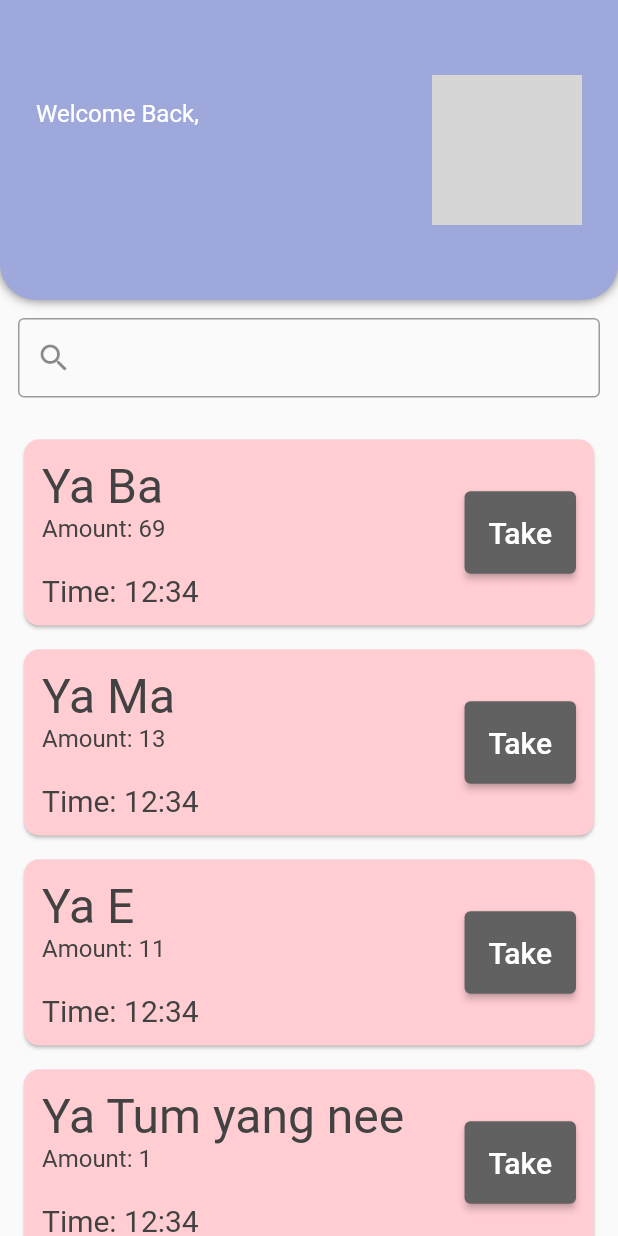
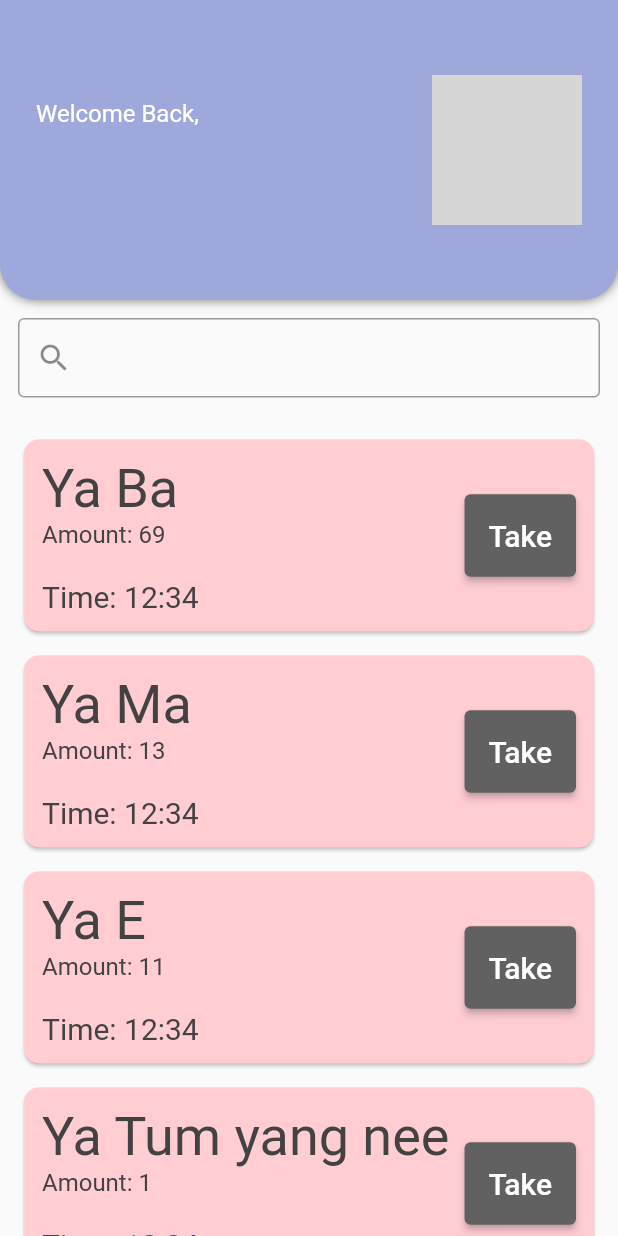
Before and after one commit to Panichito/Overdose-Software, a Flutter app: the HomePage screen opened directly, on a phone screen of 412 x 824 dp. Run offline on Flutter 3.47's test engine with Material 2 defaults, Android fonts, the phone set to English and light mode, and no system bars; drawn by our look-alikes of searchfield; our stand-ins replace email_validator, shared_preferences; accounts and stored records are empty; network calls fail; grey boxes are pictures that could not be loaded.

Commit message:
Fix overflow text

```diff
--- a/app/lib/pages/home.dart
+++ b/app/lib/pages/home.dart
@@ -65,10 +65,11 @@ class _HomePageState extends State<HomePage> {
         child: Row(
           mainAxisAlignment: MainAxisAlignment.spaceBetween,
           children: [
-            Column(
+            Expanded(
+                child: Column(
                   crossAxisAlignment: CrossAxisAlignment.start,
                   children: [
-                Text(schedule.medicine, style: TextStyle(fontSize: 32.0, color: Colors.grey[800])),
+                    Text(schedule.medicine, style: TextStyle(fontSize: 36.0, color: Colors.grey[800]),),
                     Text('Amount: ${schedule.amount}', style: TextStyle(fontSize: 16.0, color: Colors.grey[800])),
                     const SizedBox(height: 20),
                     Text('Time: ${schedule.time}', style: TextStyle(fontSize: 20.0, color: Colors.grey[800])),
@@ -77,6 +78,7 @@ class _HomePageState extends State<HomePage> {
                     // const SizedBox(height: 4),
                     // Text('Record-id: R${schedule.recordId}', style: TextStyle(fontSize: 16.0, color: Colors.grey[800])),
                   ],
+                ),
             ),
             Column(
               children: [
```
Also changed, not shown: app/lib/pages/searchPatient.dart (+8 -6 lines). Lines whose indentation alone changed are shown as unchanged.
